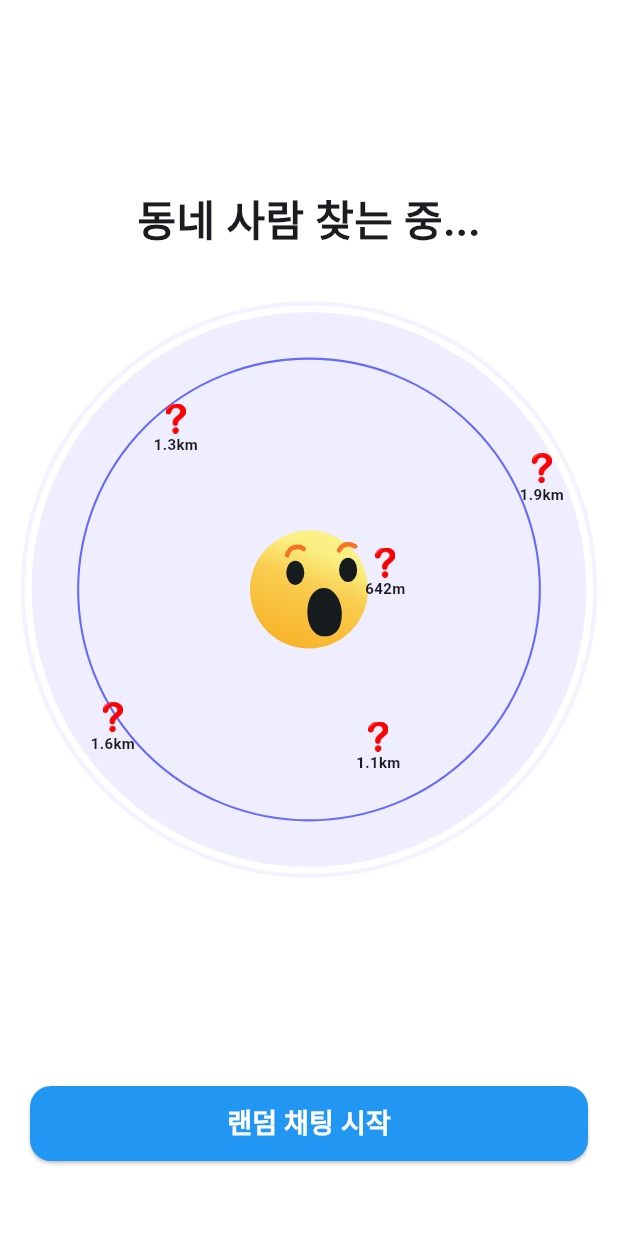
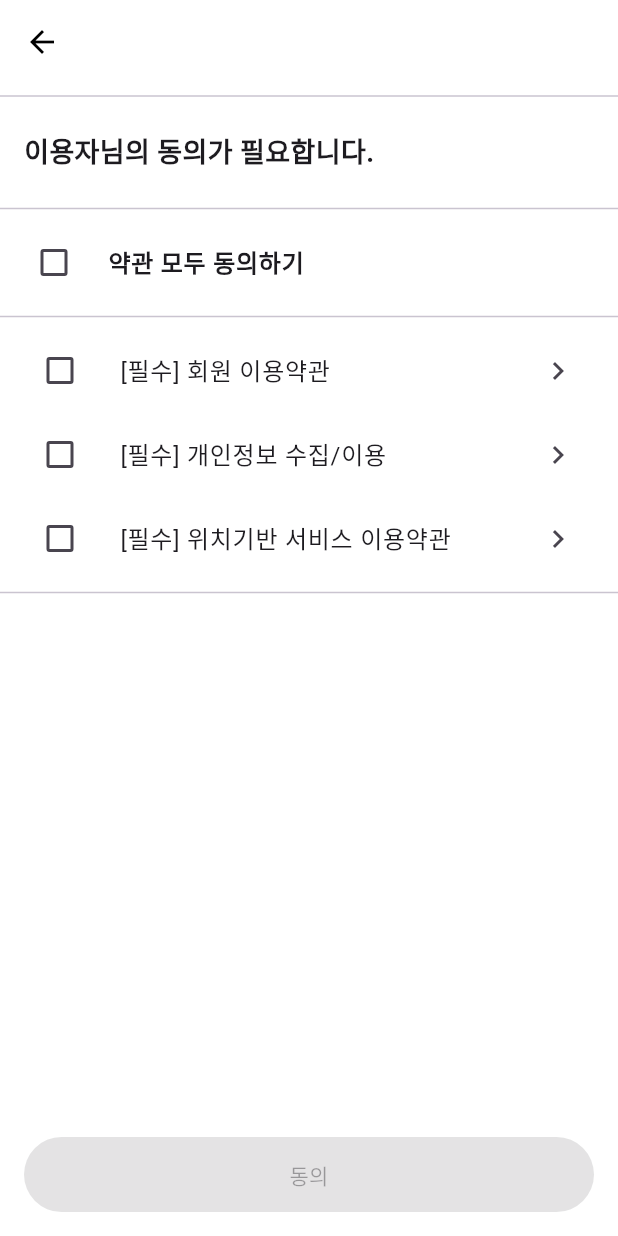
Before and after one commit to monho/emoji, a Flutter app: the screen it shows after launch, on a phone screen of 412 x 824 dp. Run offline on Flutter 3.47's test engine with Material 3 defaults, Android fonts, the phone set to English and light mode, and no system bars; our stand-ins replace lottie.

Commit message:
약관UI구현

```diff
--- a/lib/main.dart
+++ b/lib/main.dart
@@ -12,7 +12,7 @@ class MainApp extends StatelessWidget {
   Widget build(BuildContext context) {
     return const MaterialApp(
       debugShowCheckedModeBanner: false,
-      home: SplashScreen(),
+      home: SplashScreen(), // 스플래시로 시작
     );
   }
 }
--- /dev/null
+++ b/lib/terms/terms_screen.dart
@@ -0,0 +1,211 @@
+import 'package:flutter/material.dart';
+
+class TermsAgreementPage extends StatefulWidget {
+  const TermsAgreementPage({super.key});
+
+  @override
+  State<TermsAgreementPage> createState() => _TermsAgreementPageState();
+}
+
+class _TermsAgreementPageState extends State<TermsAgreementPage> {
+  bool allChecked = false;
+  bool term1 = false;
+  bool term2 = false;
+  bool term3 = false;
+
+  final Color primaryBlue = const Color(0xFF004FFF);
+
+  void updateAll(bool? value) {
+    setState(() {
+      allChecked = value ?? false;
+      term1 = allChecked;
+      term2 = allChecked;
+      term3 = allChecked;
+    });
+  }
+
+  void updateIndividual() {
+    setState(() {
+      allChecked = term1 && term2 && term3;
+    });
+  }
+
+  void showTermDialog(String title, String content, VoidCallback onAgree) {
+    showDialog(
+      context: context,
+      builder: (_) => AlertDialog(
+        backgroundColor: Colors.white,
+        title: Text(title, style: const TextStyle(color: Colors.black)),
+        content: SingleChildScrollView(
+          child: Text(content, style: const TextStyle(color: Colors.black)),
+        ),
+        actions: [
+          TextButton(
+            onPressed: () => Navigator.pop(context),
+            child: const Text('닫기'),
+          ),
+          TextButton(
+            onPressed: () {
+              Navigator.pop(context);
+              onAgree();
+            },
+            style: TextButton.styleFrom(
+              foregroundColor: primaryBlue,
+            ),
+            child: const Text('동의'),
+          ),
+        ],
+      ),
+    );
+  }
+
+  Widget buildTermTile(
+      String label, bool value, Function(bool?) onChanged, VoidCallback onTapDetail) {
+    return ListTile(
+      contentPadding: const EdgeInsets.symmetric(horizontal: 16),
+      leading: Checkbox(
+        value: value,
+        onChanged: (val) {
+          onChanged(val);
+          updateIndividual();
+        },
+        activeColor: primaryBlue,
+        checkColor: Colors.white,
+      ),
+      title: Text(label, style: const TextStyle(fontSize: 16)),
+      trailing: IconButton(
+        icon: const Icon(Icons.chevron_right),
+        onPressed: onTapDetail,
+      ),
+    );
+  }
+
+  @override
+  Widget build(BuildContext context) {
+    return Scaffold(
+      backgroundColor: Colors.white,
+      appBar: AppBar(
+        leading: const BackButton(),
+        title: const Text(''),
+        elevation: 0,
+        backgroundColor: Colors.white,
+        foregroundColor: Colors.black,
+      ),
+      body: Column(
+        crossAxisAlignment: CrossAxisAlignment.start,
+        children: [
+          const Divider(thickness: 1),
+          const Padding(
+            padding: EdgeInsets.symmetric(vertical: 16.0, horizontal: 16),
+            child: Text(
+              '이용자님의 동의가 필요합니다.',
+              style: TextStyle(fontSize: 18, fontWeight: FontWeight.bold),
+            ),
+          ),
+          const Divider(thickness: 1),
+          CheckboxListTile(
+            title: const Text('약관 모두 동의하기', style: TextStyle(fontWeight: FontWeight.bold)),
+            value: allChecked,
+            onChanged: updateAll,
+            controlAffinity: ListTileControlAffinity.leading,
+            activeColor: primaryBlue,
+            checkColor: Colors.white,
+            contentPadding: const EdgeInsets.symmetric(horizontal: 16),
+          ),
+          const Divider(thickness: 1),
+          buildTermTile('[필수] 회원 이용약관', term1, (v) => term1 = v ?? false, () {
+            showTermDialog('회원 이용약관', '''
+제1조 (목적)
+이 약관은 [앱 이름]이 제공하는 서비스의 이용 조건 및 절차, 권리, 의무 및 책임사항을 규정함을 목적으로 합니다.
+
+제2조 (정의)
+1. "서비스"란 회사가 제공하는 모바일 앱과 관련된 제반 서비스를 말합니다.
+2. "이용자"란 본 약관에 따라 서비스를 이용하는 모든 회원을 의미합니다.
+
+제3조 (회원가입)
+1. 이용자는 회사가 정한 가입 양식에 따라 정보를 입력하고 약관에 동의함으로써 회원가입을 신청합니다.
+2. 회사는 신청에 대해 승낙함으로써 회원가입이 완료됩니다.
+
+제4조 (회원의 의무)
+1. 회원은 정확한 정보를 제공하고 이를 유지·갱신해야 합니다.
+2. 회원은 회사의 서비스를 법령 및 본 약관에 따라 성실히 이용해야 합니다.
+
+제5조 (서비스의 변경 및 중단)
+회사는 서비스의 내용을 변경하거나 중단할 수 있으며, 사전 고지 후 진행합니다.
+
+제6조 (면책조항)
+회사는 천재지변, 불가항력적 사유로 인한 서비스 중단에 대해 책임을 지지 않습니다.
+''', () {
+              setState(() {
+                term1 = true;
+                updateIndividual();
+              });
+            });
+          }),
+          buildTermTile('[필수] 개인정보 수집/이용', term2, (v) => term2 = v ?? false, () {
+            showTermDialog('개인정보 수집/이용', '''
+1. 수집하는 개인정보 항목
+  - 필수항목: 이름, 이메일, 휴대전화번호
+
+2. 수집 및 이용 목적
+  - 회원 가입 의사 확인, 회원제 서비스 제공
+  - 고객 상담 및 불만 처리
+
+3. 보유 및 이용 기간
+  - 수집된 정보는 회원 탈퇴 시까지 보유하며, 이후에는 파기합니다.
+
+4. 동의 거부 권리 및 불이익
+  - 사용자는 동의를 거부할 권리가 있으며, 거부 시 회원가입이 제한될 수 있습니다.
+''', () {
+              setState(() {
+                term2 = true;
+                updateIndividual();
+              });
+            });
+          }),
+          buildTermTile('[필수] 위치기반 서비스 이용약관', term3, (v) => term3 = v ?? false, () {
+            showTermDialog('위치기반 서비스 이용약관', '''
+1. 위치정보의 수집
+  - 회사는 정확한 위치기반 서비스를 제공하기 위해 사용자의 위치정보를 수집할 수 있습니다.
+
+2. 위치정보의 이용 목적
+  - 사용자 맞춤형 서비스 제공 (예: 근처 매장 안내, 실시간 길찾기 등)
+
+3. 보유 및 이용기간
+  - 위치정보는 서비스 이용 목적 달성 시까지 보유하며, 이후에는 파기합니다.
+
+4. 이용자의 권리
+  - 사용자는 언제든지 위치정보 이용에 대한 동의를 철회할 수 있으며, 열람을 요구할 수 있습니다.
+''', () {
+              setState(() {
+                term3 = true;
+                updateIndividual();
+              });
+            });
+          }),
+          const Divider(thickness: 1),
+          const Spacer(),
+          Padding(
+            padding: const EdgeInsets.all(16.0),
+            child: SizedBox(
+              width: double.infinity,
+              height: 50,
+              child: ElevatedButton(
+                onPressed: (term1 && term2 && term3)
+                    ? () {
+                        // 동의 완료 후 다음 로직
+                      }
+                    : null,
+                style: ElevatedButton.styleFrom(
+                  backgroundColor: primaryBlue,
+                  foregroundColor: Colors.white,
+                ),
+                child: const Text('동의'),
+              ),
+            ),
+          ),
+        ],
+      ),
+    );
+  }
+}
--- a/lib/view/splash/splash_screen.dart
+++ b/lib/view/splash/splash_screen.dart
@@ -1,4 +1,4 @@
-import 'package:emoji/view/main/main_page.dart';
+import 'package:emoji/terms/terms_screen.dart'; // 경로 주의!
 import 'package:flutter/material.dart';
 
 class SplashScreen extends StatefulWidget {
@@ -14,7 +14,7 @@ class _SplashScreenState extends State<SplashScreen> {
     super.initState();
     Future.delayed(Duration(seconds: 2), () {
       Navigator.pushReplacement(context, MaterialPageRoute(builder: (context) {
-        return MainPage();
+        return TermsAgreementPage(); // 스플래시 → 약관 페이지로 이동
       }));
     });
   }
--- a/pubspec.yaml
+++ b/pubspec.yaml
@@ -4,7 +4,7 @@ publish_to: 'none'
 version: 0.1.0
 
 environment:
-  sdk: ^3.1.3
+  sdk: ^3.8.0-278.1.beta
 
 dependencies:
   flutter:
```
Also changed, not shown: pubspec.lock.
